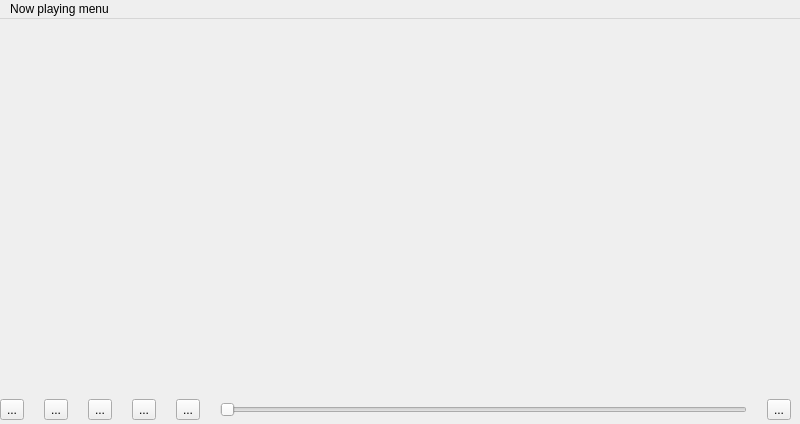
This is nowplayingwindow.ui in gidzzz/openmediaplayer as Qt 5 draws it before an edit. The edited form follows.
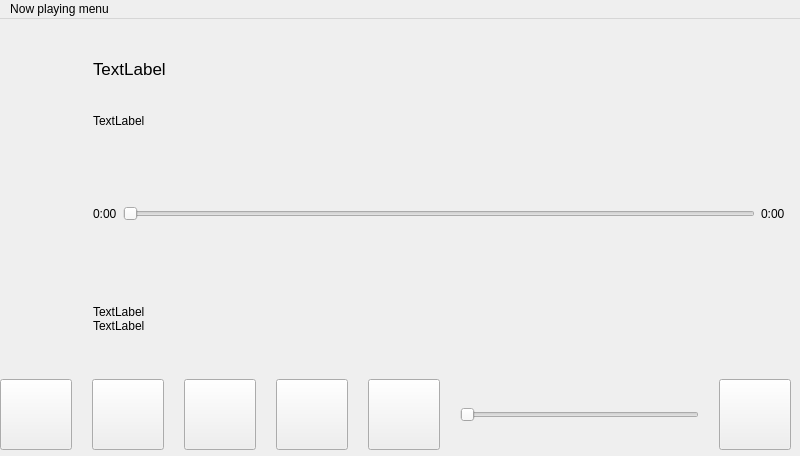
This is the edited form. Icons and pictures are not drawn.

Commit message: Fixed small memory leak. Fixed now playing UI.

The edit to the form file:
```diff
--- a/nowplayingwindow.ui
+++ b/nowplayingwindow.ui
@@ -7,7 +7,7 @@
     <x>0</x>
     <y>0</y>
     <width>800</width>
-    <height>424</height>
+    <height>456</height>
    </rect>
   </property>
   <property name="windowTitle">
@@ -20,22 +20,265 @@
       <x>0</x>
       <y>0</y>
       <width>791</width>
-      <height>401</height>
+      <height>431</height>
      </rect>
     </property>
     <layout class="QVBoxLayout" name="verticalLayout">
      <item>
-      <spacer name="verticalSpacer">
-       <property name="orientation">
-        <enum>Qt::Vertical</enum>
-       </property>
-       <property name="sizeHint" stdset="0">
-        <size>
-         <width>20</width>
-         <height>40</height>
-        </size>
-       </property>
-      </spacer>
+      <layout class="QHBoxLayout" name="horizontalLayout_3">
+       <item>
+        <spacer name="horizontalSpacer_4">
+         <property name="orientation">
+          <enum>Qt::Horizontal</enum>
+         </property>
+         <property name="sizeType">
+          <enum>QSizePolicy::Minimum</enum>
+         </property>
+         <property name="sizeHint" stdset="0">
+          <size>
+           <width>40</width>
+           <height>20</height>
+          </size>
+         </property>
+        </spacer>
+       </item>
+       <item>
+        <widget class="QLabel" name="artworkLabel">
+         <property name="sizePolicy">
+          <sizepolicy hsizetype="Fixed" vsizetype="Fixed">
+           <horstretch>0</horstretch>
+           <verstretch>0</verstretch>
+          </sizepolicy>
+         </property>
+         <property name="text">
+          <string/>
+         </property>
+         <property name="pixmap">
+          <pixmap>../../../../../../../usr/share/icons/hicolor/295x295/hildon/mediaplayer_default_album.png</pixmap>
+         </property>
+        </widget>
+       </item>
+       <item>
+        <spacer name="horizontalSpacer">
+         <property name="orientation">
+          <enum>Qt::Horizontal</enum>
+         </property>
+         <property name="sizeType">
+          <enum>QSizePolicy::Minimum</enum>
+         </property>
+         <property name="sizeHint" stdset="0">
+          <size>
+           <width>40</width>
+           <height>20</height>
+          </size>
+         </property>
+        </spacer>
+       </item>
+       <item>
+        <layout class="QVBoxLayout" name="verticalLayout_2">
+         <property name="spacing">
+          <number>0</number>
+         </property>
+         <item>
+          <spacer name="verticalSpacer_4">
+           <property name="orientation">
+            <enum>Qt::Vertical</enum>
+           </property>
+           <property name="sizeType">
+            <enum>QSizePolicy::Maximum</enum>
+           </property>
+           <property name="sizeHint" stdset="0">
+            <size>
+             <width>20</width>
+             <height>40</height>
+            </size>
+           </property>
+          </spacer>
+         </item>
+         <item>
+          <widget class="QLabel" name="songNumberLabel">
+           <property name="sizePolicy">
+            <sizepolicy hsizetype="Preferred" vsizetype="Maximum">
+             <horstretch>0</horstretch>
+             <verstretch>0</verstretch>
+            </sizepolicy>
+           </property>
+           <property name="font">
+            <font>
+             <pointsize>13</pointsize>
+            </font>
+           </property>
+           <property name="text">
+            <string>TextLabel</string>
+           </property>
+          </widget>
+         </item>
+         <item>
+          <spacer name="verticalSpacer_2">
+           <property name="orientation">
+            <enum>Qt::Vertical</enum>
+           </property>
+           <property name="sizeType">
+            <enum>QSizePolicy::Fixed</enum>
+           </property>
+           <property name="sizeHint" stdset="0">
+            <size>
+             <width>20</width>
+             <height>35</height>
+            </size>
+           </property>
+          </spacer>
+         </item>
+         <item>
+          <widget class="QLabel" name="songTitleLabel">
+           <property name="sizePolicy">
+            <sizepolicy hsizetype="Preferred" vsizetype="Maximum">
+             <horstretch>0</horstretch>
+             <verstretch>0</verstretch>
+            </sizepolicy>
+           </property>
+           <property name="text">
+            <string>TextLabel</string>
+           </property>
+          </widget>
+         </item>
+         <item>
+          <layout class="QHBoxLayout" name="horizontalLayout_2">
+           <item>
+            <widget class="QLabel" name="currentPositionLabel">
+             <property name="text">
+              <string>0:00</string>
+             </property>
+            </widget>
+           </item>
+           <item>
+            <spacer name="horizontalSpacer_2">
+             <property name="orientation">
+              <enum>Qt::Horizontal</enum>
+             </property>
+             <property name="sizeType">
+              <enum>QSizePolicy::Minimum</enum>
+             </property>
+             <property name="sizeHint" stdset="0">
+              <size>
+               <width>6</width>
+               <height>20</height>
+              </size>
+             </property>
+            </spacer>
+           </item>
+           <item>
+            <widget class="QSlider" name="horizontalSlider">
+             <property name="enabled">
+              <bool>false</bool>
+             </property>
+             <property name="orientation">
+              <enum>Qt::Horizontal</enum>
+             </property>
+            </widget>
+           </item>
+           <item>
+            <spacer name="horizontalSpacer_3">
+             <property name="orientation">
+              <enum>Qt::Horizontal</enum>
+             </property>
+             <property name="sizeType">
+              <enum>QSizePolicy::Minimum</enum>
+             </property>
+             <property name="sizeHint" stdset="0">
+              <size>
+               <width>6</width>
+               <height>20</height>
+              </size>
+             </property>
+            </spacer>
+           </item>
+           <item>
+            <widget class="QLabel" name="trackLengthLabel">
+             <property name="text">
+              <string>0:00</string>
+             </property>
+            </widget>
+           </item>
+           <item>
+            <spacer name="horizontalSpacer_5">
+             <property name="orientation">
+              <enum>Qt::Horizontal</enum>
+             </property>
+             <property name="sizeType">
+              <enum>QSizePolicy::Minimum</enum>
+             </property>
+             <property name="sizeHint" stdset="0">
+              <size>
+               <width>6</width>
+               <height>20</height>
+              </size>
+             </property>
+            </spacer>
+           </item>
+          </layout>
+         </item>
+         <item>
+          <spacer name="verticalSpacer_3">
+           <property name="orientation">
+            <enum>Qt::Vertical</enum>
+           </property>
+           <property name="sizeType">
+            <enum>QSizePolicy::Fixed</enum>
+           </property>
+           <property name="sizeHint" stdset="0">
+            <size>
+             <width>20</width>
+             <height>5</height>
+            </size>
+           </property>
+          </spacer>
+         </item>
+         <item>
+          <widget class="QLabel" name="artistLabel">
+           <property name="sizePolicy">
+            <sizepolicy hsizetype="Preferred" vsizetype="Fixed">
+             <horstretch>0</horstretch>
+             <verstretch>0</verstretch>
+            </sizepolicy>
+           </property>
+           <property name="text">
+            <string>TextLabel</string>
+           </property>
+          </widget>
+         </item>
+         <item>
+          <widget class="QLabel" name="albumNameLabel">
+           <property name="sizePolicy">
+            <sizepolicy hsizetype="Preferred" vsizetype="Fixed">
+             <horstretch>0</horstretch>
+             <verstretch>0</verstretch>
+            </sizepolicy>
+           </property>
+           <property name="text">
+            <string>TextLabel</string>
+           </property>
+          </widget>
+         </item>
+         <item>
+          <spacer name="verticalSpacer">
+           <property name="orientation">
+            <enum>Qt::Vertical</enum>
+           </property>
+           <property name="sizeType">
+            <enum>QSizePolicy::Minimum</enum>
+           </property>
+           <property name="sizeHint" stdset="0">
+            <size>
+             <width>20</width>
+             <height>40</height>
+            </size>
+           </property>
+          </spacer>
+         </item>
+        </layout>
+       </item>
+      </layout>
      </item>
      <item>
       <layout class="QHBoxLayout" name="horizontalLayout">
@@ -45,7 +288,7 @@
        <item>
         <widget class="QToolButton" name="prevButton">
          <property name="text">
-          <string>...</string>
+          <string/>
          </property>
          <property name="iconSize">
           <size>
@@ -58,7 +301,7 @@
        <item>
         <widget class="QToolButton" name="playButton">
          <property name="text">
-          <string>...</string>
+          <string/>
          </property>
          <property name="iconSize">
           <size>
@@ -71,7 +314,7 @@
        <item>
         <widget class="QToolButton" name="nextButton">
          <property name="text">
-          <string>...</string>
+          <string/>
          </property>
          <property name="iconSize">
           <size>
@@ -84,7 +327,7 @@
        <item>
         <widget class="QToolButton" name="shuffleButton">
          <property name="text">
-          <string>...</string>
+          <string/>
          </property>
          <property name="iconSize">
           <size>
@@ -97,7 +340,7 @@
        <item>
         <widget class="QToolButton" name="repeatButton">
          <property name="text">
-          <string>...</string>
+          <string/>
          </property>
          <property name="iconSize">
           <size>
@@ -117,7 +360,7 @@
        <item>
         <widget class="QToolButton" name="volumeButton">
          <property name="text">
-          <string>...</string>
+          <string/>
          </property>
          <property name="iconSize">
           <size>
```
The commit also changes 7 other files.
